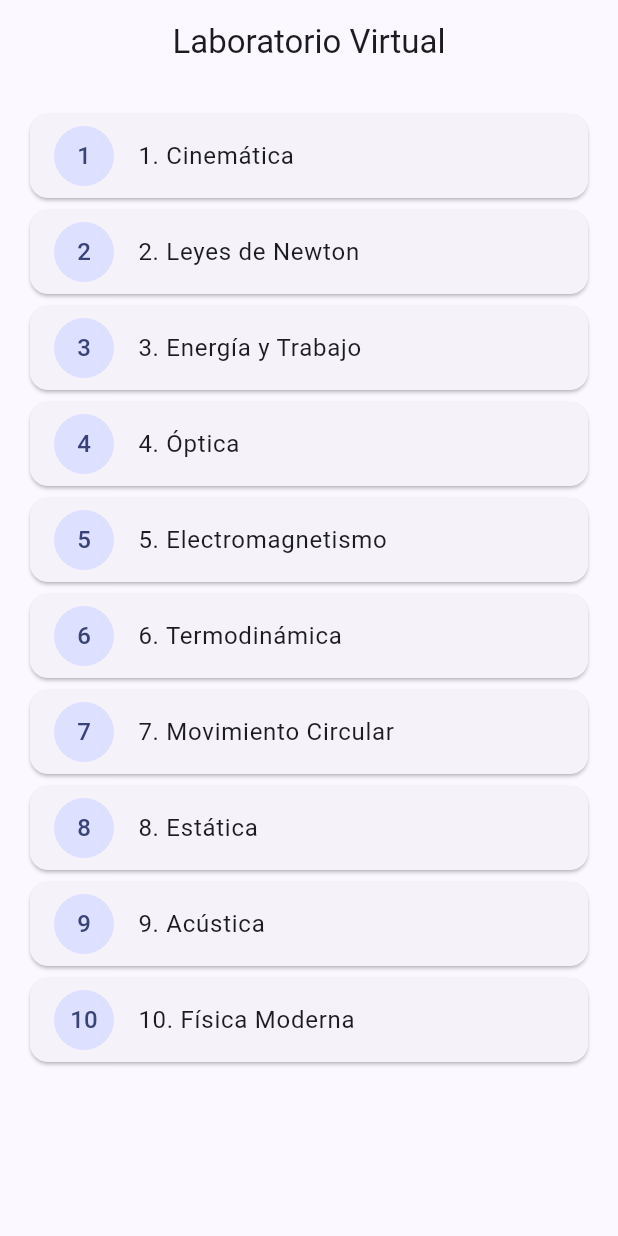
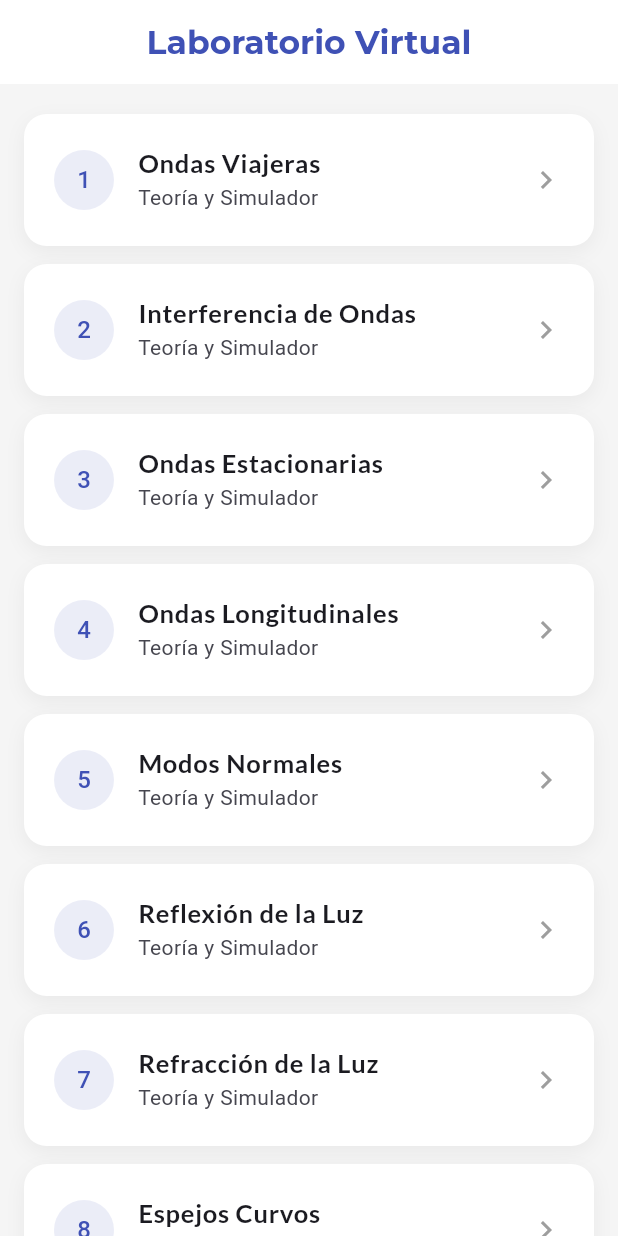
Before and after one commit to IsaiOrtiz/lab_virtual_fisica, a Flutter app: the screen it shows after launch, on a phone screen of 412 x 824 dp. Run offline on Flutter 3.47's test engine with Material 3 defaults, Android fonts, the phone set to English and light mode, and no system bars; our stand-ins replace flutter_markdown, google_fonts; missing offline and left inert: flutter_cube.

Commit message:
Cambios realizados en la organización de archivos  y simulaciones, incluyendo la adición de nuevas  simulaciones y la eliminación de algunas existentes.   Se han renombrado varios archivos para reflejar mejor su contenido.   Además, se han actualizado los archivos de configuración del proyecto.

```diff
--- a/lib/main.dart
+++ b/lib/main.dart
@@ -5,16 +5,19 @@ import 'package:url_launcher/url_launcher.dart'; // Opcional para abrir links ex
 import 'package:google_fonts/google_fonts.dart';
 
 // IMPORTS DE TODAS LAS SIMULACIONES
-import 'simulaciones/mru_simulador.dart';
-import 'simulaciones/electro_simulador.dart';
-import 'simulaciones/newton_sim.dart';
-import 'simulaciones/energia_sim.dart';
-import 'simulaciones/optica_sim.dart';
-import 'simulaciones/termo_sim.dart';
-import 'simulaciones/circular_sim.dart';
-import 'simulaciones/estatica_sim.dart';
-import 'simulaciones/acustica_sim.dart';
-import 'simulaciones/moderna_sim.dart';
+import 'simulaciones/refraccion.dart';
+import 'simulaciones/estacionaria.dart';
+import 'simulaciones/espejo_curvo.dart';
+import 'simulaciones/longitudinales.dart';
+import 'simulaciones/lente_delg.dart';
+import 'simulaciones/bernoulli.dart';
+import 'simulaciones/interferencia.dart';
+import 'simulaciones/modo_normal.dart';
+import 'simulaciones/onda.dart';
+import 'simulaciones/reflexion.dart';
+import 'simulaciones/poiseuille.dart';
+import 'simulaciones/conservacion_energia.dart';
+import 'simulaciones/conservacion_gasto.dart';
 
 void main() => runApp(const MyApp());
 
@@ -27,8 +30,7 @@ class MyApp extends StatelessWidget {
       theme: ThemeData(
         useMaterial3: true,
         colorSchemeSeed: Colors.indigo,
-        // Configuración para que el texto Markdown se vea bien
-        textTheme: const TextTheme(bodyMedium: TextStyle(fontSize: 16)),
+        brightness: Brightness.light,
       ),
       home: const MenuPrincipal(),
     );
@@ -39,13 +41,13 @@ class ModuloData {
   final String titulo;
   final String archivoTeoria;
   final Widget scriptSimulacion;
-  final String? youtubeId; // Nuevo campo para videos de YouTube
+  final Color color;
 
   ModuloData({
     required this.titulo,
     required this.archivoTeoria,
     required this.scriptSimulacion,
-    this.youtubeId,
+    this.color = Colors.indigo,
   });
 }
 
@@ -54,38 +56,59 @@ class MenuPrincipal extends StatelessWidget {
 
   @override
   Widget build(BuildContext context) {
+
     final List<ModuloData> listaModulos = [
-      ModuloData(
-        titulo: '1. Cinemática',
-        archivoTeoria: 'assets/teoria/cinematica.txt',
-        scriptSimulacion: const MRUSimulador(),
-        youtubeId: 'Wp_P9EsqY_A', // Ejemplo: ID de video de cinemática
-      ),
-      ModuloData(titulo: '2. Leyes de Newton', archivoTeoria: 'assets/teoria/newton.txt', scriptSimulacion: const NewtonSim()),
-      ModuloData(titulo: '3. Energía y Trabajo', archivoTeoria: 'assets/teoria/energia.txt', scriptSimulacion: const EnergiaSim()),
-      ModuloData(titulo: '4. Óptica', archivoTeoria: 'assets/teoria/optica.txt', scriptSimulacion: const OpticaSim()),
-      ModuloData(titulo: '5. Electromagnetismo', archivoTeoria: 'assets/teoria/electromagnetismo.txt', scriptSimulacion: const ElectroSimulador()),
-      ModuloData(titulo: '6. Termodinámica', archivoTeoria: 'assets/teoria/termo.txt', scriptSimulacion: const TermoSim()),
-      ModuloData(titulo: '7. Movimiento Circular', archivoTeoria: 'assets/teoria/circular.txt', scriptSimulacion: const CircularSim()),
-      ModuloData(titulo: '8. Estática', archivoTeoria: 'assets/teoria/estatica.txt', scriptSimulacion: const EstaticaSim()),
-      ModuloData(titulo: '9. Acústica', archivoTeoria: 'assets/teoria/acustica.txt', scriptSimulacion: const AcusticaSim()),
-      ModuloData(titulo: '10. Física Moderna', archivoTeoria: 'assets/teoria/moderna.txt', scriptSimulacion: const ModernaSim()),
+      ModuloData(titulo: 'Ondas Viajeras', archivoTeoria: 'assets/teoria/ondas_viajeras.txt', scriptSimulacion: const Objeto3DSim()),
+      ModuloData(titulo: 'Interferencia de Ondas', archivoTeoria: 'assets/teoria/interferencia.txt', scriptSimulacion: const InterferenciaSim()),
+      ModuloData(titulo: 'Ondas Estacionarias', archivoTeoria: 'assets/teoria/estacionarias.txt', scriptSimulacion: const Placeholder()),
+      ModuloData(titulo: 'Ondas Longitudinales', archivoTeoria: 'assets/teoria/longitudinales.txt', scriptSimulacion: const Placeholder()),
+      ModuloData(titulo: 'Modos Normales', archivoTeoria: 'assets/teoria/modos_normales.txt', scriptSimulacion: const Placeholder()),
+      ModuloData(titulo: 'Reflexión de la Luz', archivoTeoria: 'assets/teoria/reflexion.txt', scriptSimulacion: const Placeholder()),
+      ModuloData(titulo: 'Refracción de la Luz', archivoTeoria: 'assets/teoria/refraccion.txt', scriptSimulacion: const Placeholder()),
+      ModuloData(titulo: 'Espejos Curvos', archivoTeoria: 'assets/teoria/espejos.txt', scriptSimulacion: const Placeholder()),
+      ModuloData(titulo: 'Lentes Delgadas', archivoTeoria: 'assets/teoria/lentes.txt', scriptSimulacion: const Placeholder()),
+      ModuloData(titulo: 'Principio de Bernoulli', archivoTeoria: 'assets/teoria/bernoulli.txt', scriptSimulacion: const Placeholder()),
+      ModuloData(titulo: 'Conservación del Gasto', archivoTeoria: 'assets/teoria/gasto.txt', scriptSimulacion: const Placeholder()),
+      ModuloData(titulo: 'Conservación de la Energía', archivoTeoria: 'assets/teoria/energia.txt', scriptSimulacion: const Placeholder()),
+      ModuloData(titulo: 'Ecuación de Poiseuille', archivoTeoria: 'assets/teoria/poiseuille.txt', scriptSimulacion: const Placeholder()),
     ];
 
     return Scaffold(
-      appBar: AppBar(title: const Text('Laboratorio Virtual'), centerTitle: true),
+      backgroundColor: Colors.grey[100],
+      appBar: AppBar(
+        title: Text('Laboratorio Virtual', style: GoogleFonts.montserrat(fontWeight: FontWeight.bold)),
+        centerTitle: true,
+        elevation: 0,
+        backgroundColor: Colors.white,
+        foregroundColor: Colors.indigo,
+      ),
       body: ListView.builder(
-        padding: const EdgeInsets.all(16),
+        padding: const EdgeInsets.symmetric(horizontal: 16, vertical: 20),
         itemCount: listaModulos.length,
         itemBuilder: (context, index) {
           final modulo = listaModulos[index];
-          return Card(
+          return Container(
+            margin: const EdgeInsets.only(bottom: 12),
+            decoration: BoxDecoration(
+              color: Colors.white,
+              borderRadius: BorderRadius.circular(15),
+              boxShadow: [
+                BoxShadow(color: Colors.black.withOpacity(0.05), blurRadius: 10, offset: const Offset(0, 4)),
+              ],
+            ),
             child: ListTile(
-              leading: CircleAvatar(child: Text("${index + 1}")),
-              title: Text(modulo.titulo),
+              contentPadding: const EdgeInsets.symmetric(horizontal: 20, vertical: 8),
+              // Muestra el número del tema en lugar de un icono
+              leading: CircleAvatar(
+                backgroundColor: Colors.indigo.withOpacity(0.1),
+                child: Text("${index + 1}", style: const TextStyle(color: Colors.indigo)),
+              ),
+              title: Text(modulo.titulo, style: GoogleFonts.lato(fontWeight: FontWeight.bold, fontSize: 17)),
+              subtitle: const Text('Teoría y Simulador'),
+              trailing: const Icon(Icons.chevron_right, color: Colors.grey),
               onTap: () => Navigator.push(
                 context,
-                MaterialPageRoute(builder: (context) => DetalleModulo(modulo: modulo))
+                MaterialPageRoute(builder: (context) => DetalleModulo(modulo: modulo)),
               ),
             ),
                       );
@@ -116,7 +139,7 @@ class _DetalleModuloState extends State<DetalleModulo> {
       final texto = await rootBundle.loadString(widget.modulo.archivoTeoria);
       setState(() => contenidoTeoria = texto);
     } catch (e) {
-      setState(() => contenidoTeoria = "# Próximamente\nContenido de ${widget.modulo.titulo} en construcción.");
+      setState(() => contenidoTeoria = "# Próximamente\nContenido de **${widget.modulo.titulo}** en construcción.");
     }
   }
 
@@ -128,16 +151,14 @@ class _DetalleModuloState extends State<DetalleModulo> {
         appBar: AppBar(
           title: Text(widget.modulo.titulo),
           bottom: const TabBar(
+            indicatorColor: Colors.white,
             tabs: [Tab(text: 'Teoría'), Tab(text: 'Simulación'), Tab(text: 'Test')],
           ),
         ),
         body: TabBarView(
           children: [
-            // PARTE 1: TEORÍA CON FORMATO
             _buildTeoriaView(),
-            // PARTE 2: SIMULACIÓN
             Padding(padding: const EdgeInsets.all(16), child: widget.modulo.scriptSimulacion),
-            // PARTE 3: TEST
             const Center(child: Text("Cuestionario no disponible")),
           ],
         ),
@@ -148,44 +169,23 @@ class _DetalleModuloState extends State<DetalleModulo> {
   Widget _buildTeoriaView() {
     return SingleChildScrollView(
       padding: const EdgeInsets.all(20),
-    child: Column(
-      crossAxisAlignment: CrossAxisAlignment.start,
-      children: [
-        MarkdownBody(
+      child: MarkdownBody(
         data: contenidoTeoria,
         imageDirectory: 'assets/imagenes',
         styleSheet: MarkdownStyleSheet(
-            p: GoogleFonts.lato(
-              fontSize: 16,
-              height: 1.5,
-              color: Colors.black87,
-            ),
-            h1: GoogleFonts.montserrat(
-              fontSize: 28,
-              fontWeight: FontWeight.bold,
-              color: Colors.indigo,
-            ),
-            code: GoogleFonts.sourceCodePro(
-              backgroundColor: Colors.grey.shade200,
-              fontSize: 14,
-              color: Colors.red.shade900,
-            ),
+          p: GoogleFonts.lato(fontSize: 16, height: 1.5, color: Colors.black87),
+          h1: GoogleFonts.montserrat(fontSize: 24, fontWeight: FontWeight.bold, color: Colors.indigo),
+          code: GoogleFonts.sourceCodePro(backgroundColor: Colors.grey.shade200, fontSize: 14, color: Colors.red.shade900),
         ),
         onTapLink: (text, href, title) {
           if (href != null) _abrirEnlace(href);
         },
       ),
-        ]// ... aquí iría el botón de YouTube
-    ),
     );
-
   }
 
-// Función auxiliar para abrir los links del Markdown
   Future<void> _abrirEnlace(String url) async {
     final Uri uri = Uri.parse(url);
-  if (!await launchUrl(uri)) {
-    debugPrint('No se pudo abrir $url');
+    if (!await launchUrl(uri)) debugPrint('No se pudo abrir $url');
   }
 }
-}
--- a/lib/simulaciones/acustica_sim.dart
+++ /dev/null
@@ -1,9 +0,0 @@
-import 'package:flutter/material.dart';
-
-class AcusticaSim extends StatelessWidget {
-  const AcusticaSim({super.key});
-  @override
-  Widget build(BuildContext context) {
-    return const Center(child: Text("Simulación de Acústica"));
-  }
-}
--- a/lib/simulaciones/circular_sim.dart
+++ /dev/null
@@ -1,9 +0,0 @@
-import 'package:flutter/material.dart';
-
-class CircularSim extends StatelessWidget {
-  const CircularSim({super.key});
-  @override
-  Widget build(BuildContext context) {
-    return const Center(child: Text("Simulación de Movimiento Circular"));
-  }
-}
--- a/pubspec.yaml
+++ b/pubspec.yaml
@@ -38,6 +38,7 @@ dependencies:
   youtube_player_flutter: ^9.1.3
   url_launcher: ^6.3.2
   google_fonts: ^8.1.0
+  flutter_cube: ^0.1.1
 
 dev_dependencies:
   flutter_test:
```
Also changed, not shown: lib/simulaciones/interferencia.dart (added, +161 -0 lines), lib/simulaciones/onda.dart (added, +59 -0 lines), assets/teoria/ondas_viajeras.txt (renamed from assets/teoria/cinematica.txt), lib/simulaciones/bernoulli.dart (renamed from lib/simulaciones/termo_sim.dart), lib/simulaciones/conservacion_energia.dart (added), lib/simulaciones/conservacion_gasto.dart (added), lib/simulaciones/espejo_curvo.dart (renamed from lib/simulaciones/newton_sim.dart), lib/simulaciones/estacionaria.dart (renamed from lib/simulaciones/electro_simulador.dart), lib/simulaciones/lente_delg.dart (renamed from lib/simulaciones/optica_sim.dart), lib/simulaciones/longitudinales.dart (renamed from lib/simulaciones/energia_sim.dart), lib/simulaciones/modo_normal.dart (renamed from lib/simulaciones/estatica_sim.dart), lib/simulaciones/poiseuille.dart (added), lib/simulaciones/reflexion.dart (renamed from lib/simulaciones/moderna_sim.dart), lib/simulaciones/refraccion.dart (renamed from lib/simulaciones/mru_simulador.dart), 1 more files, 1 other file. Lines whose indentation alone changed are shown as unchanged.
